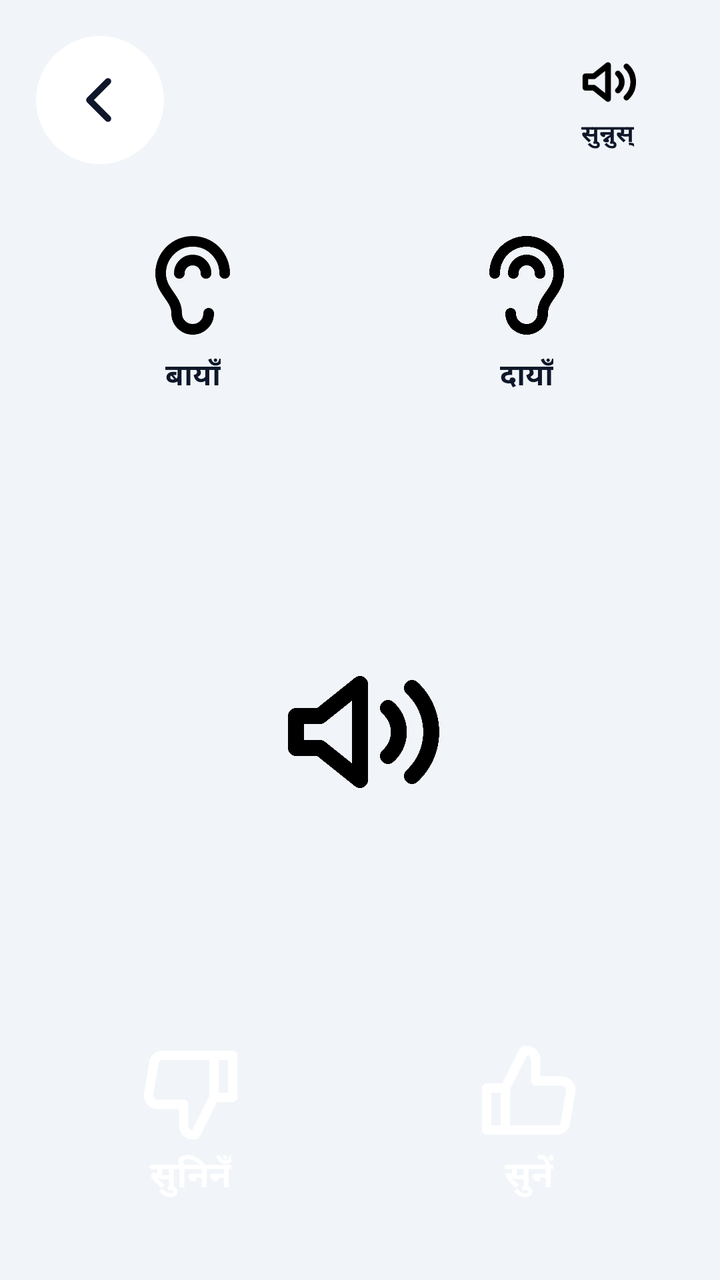
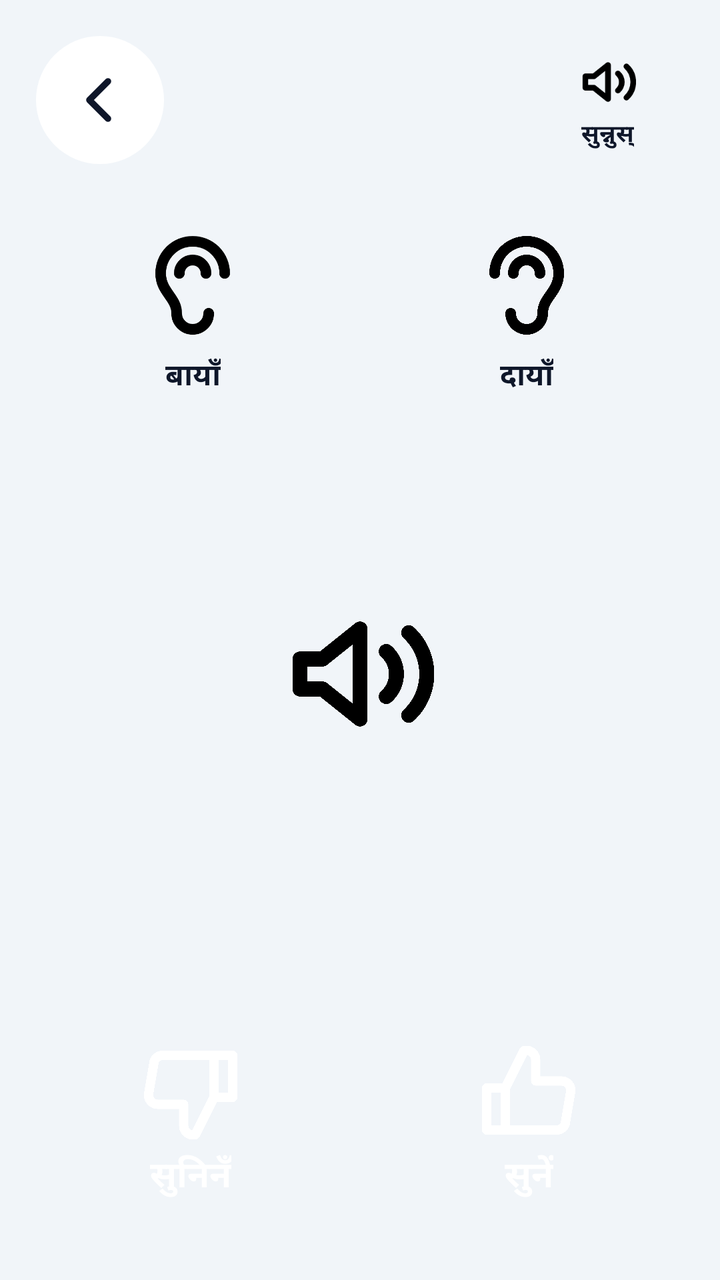

Two renders of the same Android screen: before a commit and after it. Below are the layout's source before the change and the commit's diff.
<!-- AndroidManifest.xml: application theme Theme.Sunai -->
<!-- res/layout/activity_test.xml -->
<?xml version="1.0" encoding="utf-8"?>
<LinearLayout xmlns:android="http://schemas.android.com/apk/res/android"
    android:layout_width="match_parent"
    android:layout_height="match_parent"
    android:fitsSystemWindows="true"
    android:orientation="vertical">

    <LinearLayout
        android:layout_width="match_parent"
        android:layout_height="wrap_content"
        android:gravity="center_vertical"
        android:orientation="horizontal"
        android:paddingStart="18dp"
        android:paddingTop="12dp"
        android:paddingEnd="18dp">
        <FrameLayout android:id="@+id/back" style="@style/Sunai.Back">
            <ImageView android:layout_width="32dp" android:layout_height="32dp"
                android:layout_gravity="center" android:importantForAccessibility="no"
                android:src="@drawable/ic_back" android:tint="@color/ink" />
        </FrameLayout>
        <View android:layout_width="0dp" android:layout_height="1dp" android:layout_weight="1" />
        <include layout="@layout/voice_button" />
    </LinearLayout>

    
    <LinearLayout
        android:layout_width="match_parent"
        android:layout_height="120dp"
        android:layout_marginStart="13dp"
        android:layout_marginTop="8dp"
        android:layout_marginEnd="13dp"
        android:orientation="horizontal">
        <LinearLayout android:id="@+id/ear_left" style="@style/Sunai.Tile"
            android:layout_height="match_parent" android:contentDescription="@string/ear_left">
            <ImageView android:layout_width="64dp" android:layout_height="64dp"
                android:importantForAccessibility="no" android:scaleX="-1"
                android:src="@drawable/ic_ear" />
            <TextView style="@style/Sunai.Word" android:layout_width="wrap_content"
                android:layout_height="wrap_content" android:text="@string/ear_left" />
        </LinearLayout>
        <LinearLayout android:id="@+id/ear_right" style="@style/Sunai.Tile"
            android:layout_height="match_parent" android:contentDescription="@string/ear_right">
            <ImageView android:layout_width="64dp" android:layout_height="64dp"
                android:importantForAccessibility="no" android:src="@drawable/ic_ear" />
            <TextView style="@style/Sunai.Word" android:layout_width="wrap_content"
                android:layout_height="wrap_content" android:text="@string/ear_right" />
        </LinearLayout>
    </LinearLayout>

    
    <LinearLayout
        android:id="@+id/test_group"
        android:layout_width="match_parent"
        android:layout_height="0dp"
        android:layout_weight="1"
        android:orientation="vertical"
        android:paddingStart="18dp"
        android:paddingTop="16dp"
        android:paddingEnd="18dp"
        android:paddingBottom="20dp">

        <LinearLayout android:id="@+id/test_dots" android:layout_width="match_parent"
            android:layout_height="wrap_content" android:gravity="center"
            android:orientation="horizontal" />

        <FrameLayout android:layout_width="match_parent" android:layout_height="0dp"
            android:layout_weight="1">
            <FrameLayout android:id="@+id/play_btn" android:layout_width="200dp"
                android:layout_height="200dp" android:layout_gravity="center"
                android:clickable="true" android:focusable="true"
                android:contentDescription="@string/a11y_play_tone">
                <ImageView android:id="@+id/play_icon" android:layout_width="96dp"
                    android:layout_height="96dp" android:layout_gravity="center"
                    android:importantForAccessibility="no" android:src="@drawable/ic_voice" />
            </FrameLayout>
        </FrameLayout>

        <LinearLayout android:layout_width="match_parent" android:layout_height="120dp"
            android:orientation="horizontal">
            <LinearLayout android:id="@+id/no_btn" style="@style/Sunai.Tile"
                android:layout_height="match_parent" android:layout_marginStart="0dp"
                android:layout_marginEnd="7dp" android:contentDescription="@string/not_heard">
                <ImageView android:layout_width="56dp" android:layout_height="56dp"
                    android:importantForAccessibility="no" android:rotation="180"
                    android:src="@drawable/ic_thumb_up" android:tint="@color/white" />
                <TextView style="@style/Sunai.Word" android:layout_width="wrap_content"
                    android:layout_height="wrap_content" android:text="@string/not_heard"
                    android:textColor="@color/white" android:textSize="18sp" />
            </LinearLayout>
            <LinearLayout android:id="@+id/yes_btn" style="@style/Sunai.Tile"
                android:layout_height="match_parent" android:layout_marginStart="7dp"
                android:layout_marginEnd="0dp" android:contentDescription="@string/heard">
                <ImageView android:layout_width="56dp" android:layout_height="56dp"
                    android:importantForAccessibility="no"
                    android:src="@drawable/ic_thumb_up" android:tint="@color/white" />
                <TextView style="@style/Sunai.Word" android:layout_width="wrap_content"
                    android:layout_height="wrap_content" android:text="@string/heard"
                    android:textColor="@color/white" android:textSize="18sp" />
            </LinearLayout>
        </LinearLayout>
    </LinearLayout>

    
    <LinearLayout
        android:id="@+id/done_group"
        android:layout_width="match_parent"
        android:layout_height="0dp"
        android:layout_weight="1"
        android:gravity="center"
        android:orientation="vertical"
        android:paddingStart="18dp"
        android:paddingEnd="18dp"
        android:paddingBottom="20dp"
        android:visibility="gone">
        <FrameLayout android:id="@+id/done_badge" android:layout_width="190dp"
            android:layout_height="190dp">
            <ImageView android:layout_width="96dp" android:layout_height="96dp"
                android:layout_gravity="center" android:importantForAccessibility="no"
                android:src="@drawable/ic_check" android:tint="@color/white" />
        </FrameLayout>
        <TextView android:layout_width="wrap_content" android:layout_height="wrap_content"
            android:layout_marginTop="18dp" android:text="@string/test_done"
            android:textSize="28sp" android:textStyle="bold" />
        <LinearLayout android:layout_width="match_parent" android:layout_height="96dp"
            android:layout_marginTop="18dp" android:orientation="horizontal">
            <LinearLayout android:id="@+id/again_btn" style="@style/Sunai.Tile"
                android:layout_height="match_parent" android:layout_marginStart="0dp"
                android:layout_marginEnd="7dp" android:contentDescription="@string/again">
                <ImageView android:layout_width="40dp" android:layout_height="40dp"
                    android:importantForAccessibility="no" android:src="@drawable/ic_retry"
                    android:tint="@color/ink" />
                <TextView style="@style/Sunai.Word" android:layout_width="wrap_content"
                    android:layout_height="wrap_content" android:text="@string/again" />
            </LinearLayout>
            <LinearLayout android:id="@+id/forward_btn" style="@style/Sunai.Tile"
                android:layout_height="match_parent" android:layout_marginStart="7dp"
                android:layout_marginEnd="0dp" android:contentDescription="@string/forward">
                <ImageView android:layout_width="40dp" android:layout_height="40dp"
                    android:importantForAccessibility="no" android:src="@drawable/ic_arrow"
                    android:tint="@color/white" />
                <TextView style="@style/Sunai.Word" android:layout_width="wrap_content"
                    android:layout_height="wrap_content" android:text="@string/forward"
                    android:textColor="@color/white" />
            </LinearLayout>
        </LinearLayout>
    </LinearLayout>
</LinearLayout>
<!-- res/layout/voice_button.xml (included above) -->
<?xml version="1.0" encoding="utf-8"?>
<LinearLayout xmlns:android="http://schemas.android.com/apk/res/android"
    android:id="@+id/voice_btn"
    android:layout_width="76dp"
    android:layout_height="76dp"
    android:clickable="true"
    android:focusable="true"
    android:contentDescription="@string/voice_btn"
    android:gravity="center"
    android:orientation="vertical">

    <ImageView
        android:id="@+id/voice_icon"
        android:layout_width="34dp"
        android:layout_height="34dp"
        android:importantForAccessibility="no"
        android:src="@drawable/ic_voice" />

    <TextView
        android:id="@+id/voice_label"
        android:layout_width="wrap_content"
        android:layout_height="wrap_content"
        android:text="@string/voice_btn"
        android:textSize="12sp"
        android:textStyle="bold" />
</LinearLayout>
<!-- resources referenced by this layout -->
<resources>
  <color name="ink">#FF0F172A</color>
  <color name="white">#FFFFFFFF</color>
  <!-- drawable ic_arrow (drawable) -->
  <?xml version="1.0" encoding="utf-8"?>
  <vector xmlns:android="http://schemas.android.com/apk/res/android"
      android:width="24dp" android:height="24dp"
      android:viewportWidth="24" android:viewportHeight="24">
      <path android:fillColor="#00000000" android:strokeColor="#FF000000" android:strokeWidth="2.4" android:strokeLineCap="round" android:strokeLineJoin="round" android:pathData="M5 12h14M13 6l6 6-6 6"/>
  </vector>
  <!-- drawable ic_back (drawable) -->
  <?xml version="1.0" encoding="utf-8"?>
  <vector xmlns:android="http://schemas.android.com/apk/res/android"
      android:width="24dp" android:height="24dp"
      android:viewportWidth="24" android:viewportHeight="24">
      <path android:fillColor="#00000000" android:strokeColor="#FF000000" android:strokeWidth="2.4" android:strokeLineCap="round" android:strokeLineJoin="round" android:pathData="M15 5l-7 7 7 7"/>
  </vector>
  <!-- drawable ic_check (drawable) -->
  <?xml version="1.0" encoding="utf-8"?>
  <vector xmlns:android="http://schemas.android.com/apk/res/android"
      android:width="24dp" android:height="24dp"
      android:viewportWidth="24" android:viewportHeight="24">
      <path android:fillColor="#00000000" android:strokeColor="#FF000000" android:strokeWidth="3.0" android:strokeLineCap="round" android:strokeLineJoin="round" android:pathData="M5 12l4 4 10-10"/>
  </vector>
  <!-- drawable ic_retry (drawable) -->
  <?xml version="1.0" encoding="utf-8"?>
  <vector xmlns:android="http://schemas.android.com/apk/res/android"
      android:width="24dp" android:height="24dp"
      android:viewportWidth="24" android:viewportHeight="24">
      <path android:fillColor="#00000000" android:strokeColor="#FF000000" android:strokeWidth="2.2" android:strokeLineCap="round" android:strokeLineJoin="round" android:pathData="M4 12a8 8 0 1 0 2.5-5.8L4 8.5M4 4v4.5h4.5"/>
  </vector>
  <string name="a11y_play_tone">आवाज बजाउनुहोस्</string>
  <string name="again">फेरि</string>
  <string name="ear_left">बायाँ</string>
  <string name="ear_right">दायाँ</string>
  <string name="forward">अगाडि</string>
  <string name="heard">सुनें</string>
  <string name="not_heard">सुनिनँ</string>
  <string name="test_done">मिलाइयो</string>
  <string name="voice_btn">सुन्नुस्</string>
  <style name="Sunai.Back">
          <item name="android:layout_width">64dp</item>
          <item name="android:layout_height">64dp</item>
          <item name="android:background">@drawable/bg_white_circle</item>
          <item name="android:clickable">true</item>
          <item name="android:focusable">true</item>
          <item name="android:contentDescription">@string/a11y_back</item>
      </style>
  <style name="Sunai.Tile">
          <item name="android:layout_width">0dp</item>
          <item name="android:layout_weight">1</item>
          <item name="android:orientation">vertical</item>
          <item name="android:gravity">center</item>
          <item name="android:clickable">true</item>
          <item name="android:focusable">true</item>
          <item name="android:layout_marginStart">5dp</item>
          <item name="android:layout_marginEnd">5dp</item>
      </style>
  <style name="Sunai.Word">
          <item name="android:textSize">15sp</item>
          <item name="android:textStyle">bold</item>
          <item name="android:textColor">@color/ink</item>
          <item name="android:gravity">center</item>
      </style>
  <!-- drawable bg_white_circle (drawable) -->
  <?xml version="1.0" encoding="utf-8"?>
  <shape xmlns:android="http://schemas.android.com/apk/res/android" android:shape="oval">
      <solid android:color="@color/white" />
  </shape>
  <string name="a11y_back">पछाडि</string>
  <color name="ground">#FFF1F5F9</color>
  <color name="blue">#FF1D4ED8</color>
  <!-- unchanged entries left out for length: 4 -->
</resources>

<!-- the commit's change to res/layout/activity_test.xml (unified diff, before → after) -->
@@ -63,17 +63,21 @@
             android:layout_height="wrap_content" android:gravity="center"
             android:orientation="horizontal" />
 
-        <FrameLayout android:layout_width="match_parent" android:layout_height="0dp"
-            android:layout_weight="1">
-            <FrameLayout android:id="@+id/play_btn" android:layout_width="200dp"
-                android:layout_height="200dp" android:layout_gravity="center"
+        <LinearLayout android:layout_width="match_parent" android:layout_height="0dp"
+            android:layout_weight="1" android:gravity="center" android:orientation="vertical">
+            <FrameLayout android:id="@+id/play_btn" android:layout_width="190dp"
+                android:layout_height="190dp"
                 android:clickable="true" android:focusable="true"
                 android:contentDescription="@string/a11y_play_tone">
-                <ImageView android:id="@+id/play_icon" android:layout_width="96dp"
-                    android:layout_height="96dp" android:layout_gravity="center"
+                <ImageView android:id="@+id/play_icon" android:layout_width="90dp"
+                    android:layout_height="90dp" android:layout_gravity="center"
                     android:importantForAccessibility="no" android:src="@drawable/ic_voice" />
             </FrameLayout>
-        </FrameLayout>
+            
+            <LinearLayout android:id="@+id/level_bars" android:layout_width="wrap_content"
+                android:layout_height="44dp" android:layout_marginTop="14dp"
+                android:gravity="bottom" android:orientation="horizontal" />
+        </LinearLayout>
 
         <LinearLayout android:layout_width="match_parent" android:layout_height="120dp"
             android:orientation="horizontal">
